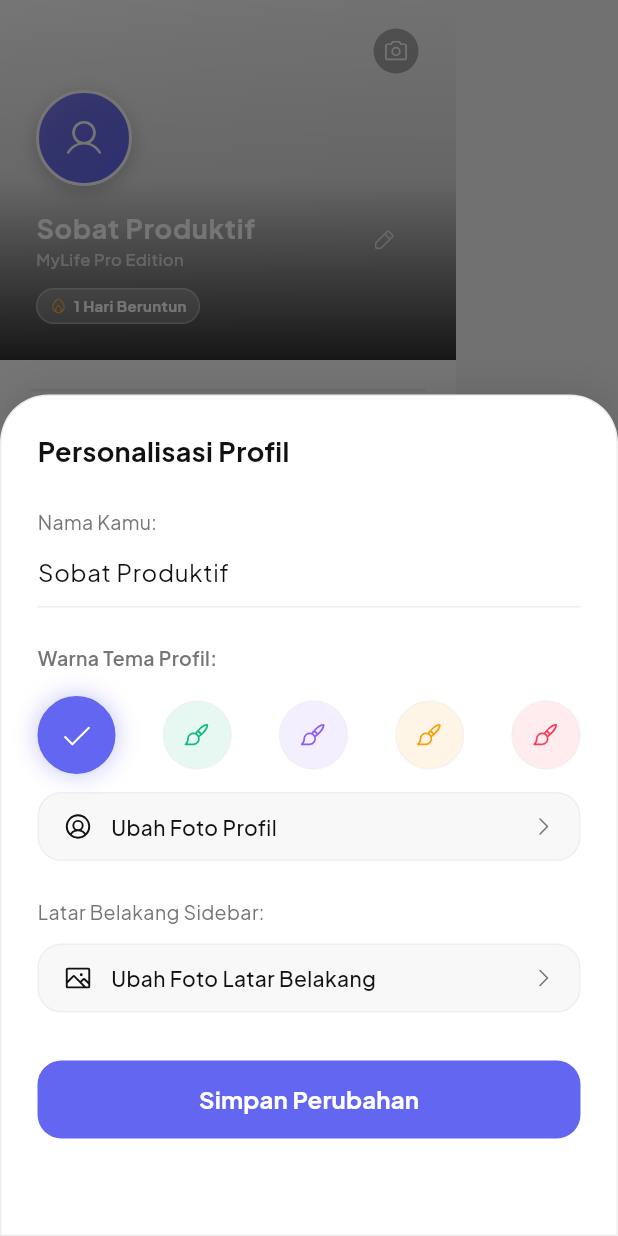
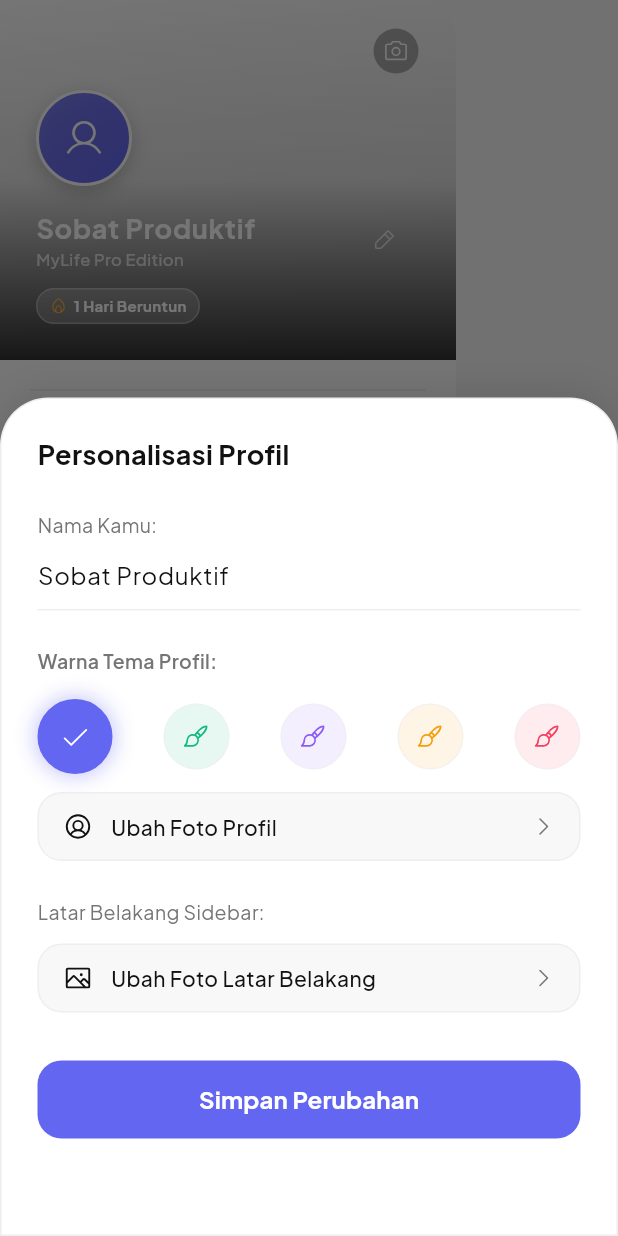
Before and after one commit to Ahmatstia/tracking-productivity, a Flutter app: the AppDrawer widget shown alone on an empty page, opened directly, after a tap on an icon or button, on a phone screen of 412 x 824 dp. Run offline on Flutter 3.47's test engine with Material 3 defaults, Android fonts, the phone set to English and light mode, and no system bars; drawn by our look-alikes of flutter_animate; our stand-ins replace audioplayers, curved_navigation_bar, file_picker, flutter_local_notifications, flutter_riverpod, flutter_timezone and 7 more; accounts and stored records are empty.

```diff
--- a/lib/features/dashboard/presentation/widgets/app_drawer.dart
+++ b/lib/features/dashboard/presentation/widgets/app_drawer.dart
@@ -1,6 +1,5 @@
 import 'package:flutter/material.dart';
 import 'package:flutter_riverpod/flutter_riverpod.dart';
-import 'package:flutter_animate/flutter_animate.dart';
 import 'package:phosphor_flutter/phosphor_flutter.dart';
 import 'package:life_os_productivity/core/constants/app_colors.dart';
 import 'package:life_os_productivity/features/gamification/presentation/providers/stats_provider.dart';
@@ -403,10 +402,10 @@ class AppDrawer extends ConsumerWidget {
                               setDialogState(() => selectedAvatar = idx),
                           borderRadius: BorderRadius.circular(30),
                           child: AnimatedContainer(
-                            duration: const Duration(milliseconds: 250),
-                            curve: Curves.easeOutBack,
-                            width: isSelected ? 52 : 46,
-                            height: isSelected ? 52 : 46,
+                            duration: const Duration(milliseconds: 200),
+                            curve: Curves.easeInOut,
+                            width: isSelected ? 50 : 44,
+                            height: isSelected ? 50 : 44,
                             decoration: BoxDecoration(
                               shape: BoxShape.circle,
                               color: isSelected ? color : color.withValues(alpha: 0.1),
@@ -414,23 +413,23 @@ class AppDrawer extends ConsumerWidget {
                                 color: isSelected ? color : AppColors.border.withValues(alpha: 0.5),
                                 width: isSelected ? 3 : 1,
                               ),
-                              boxShadow: isSelected ? [
+                              boxShadow: [
                                 BoxShadow(
-                                  color: color.withValues(alpha: 0.3),
-                                  blurRadius: 12,
-                                  spreadRadius: 2,
+                                  color: isSelected ? color.withValues(alpha: 0.4) : Colors.transparent,
+                                  blurRadius: isSelected ? 12 : 0,
+                                  spreadRadius: isSelected ? 1 : 0,
                                 )
-                              ] : [],
+                              ],
                             ),
                             child: Center(
                               child: Icon(
                                 isSelected ? PhosphorIcons.check() : PhosphorIcons.paintBrush(),
                                 color: isSelected ? Colors.white : color,
-                                size: isSelected ? 22 : 18,
+                                size: isSelected ? 20 : 18,
                               ),
                             ),
                           ),
-                        ).animate().scale(delay: (idx * 50).ms, duration: 300.ms, curve: Curves.easeOut);
+                        );
                       }).toList(),
                     ),
                     const SizedBox(height: 12),
```
Also changed, not shown: lib/features/routines/presentation/pages/routines_page.dart (+26 -38 lines).
